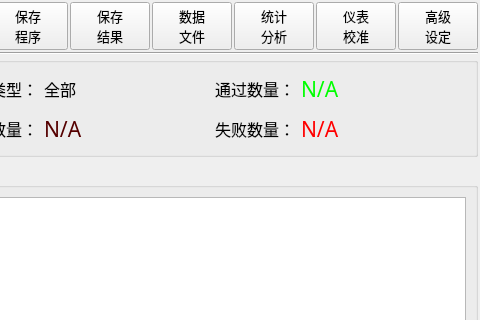
Before: the Qt Designer form MeterMode/clsMeterMode.ui in caicaiking/WKEFactoryView2014, drawn with Qt 5; both pictures show x 800 to 1280 and y 0 to 320 of the 1280 by 768 pixel window.
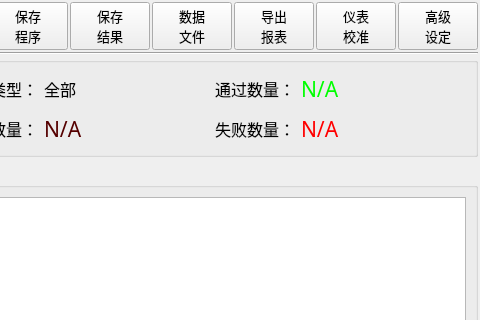
After: the same form once the commit is applied. Icons and pictures are not drawn. Custom widgets are drawn as their Qt base class.

Commit message: 为了尹工去给客户演示报表使用

What changed in the file:
```diff
--- a/MeterMode/clsMeterMode.ui
+++ b/MeterMode/clsMeterMode.ui
@@ -489,8 +489,8 @@
          <string>&lt;html&gt;&lt;head/&gt;&lt;body&gt;&lt;p&gt;停止探测产品&lt;/p&gt;&lt;/body&gt;&lt;/html&gt;</string>
         </property>
         <property name="text">
-         <string>统计
-分析</string>
+         <string>导出
+报表</string>
         </property>
         <property name="icon">
          <iconset resource="../recFile/myRes.qrc">
```
Left out of the diff: 2 changed lines with no effect on the pictures. The commit also changes 2 other files.
